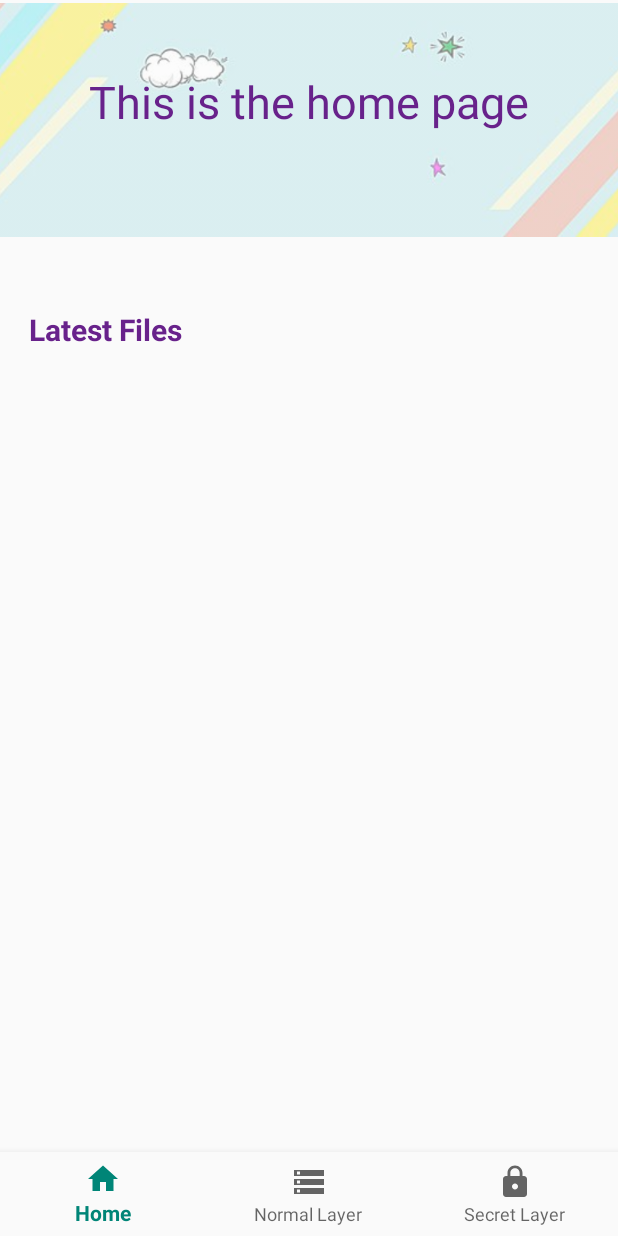
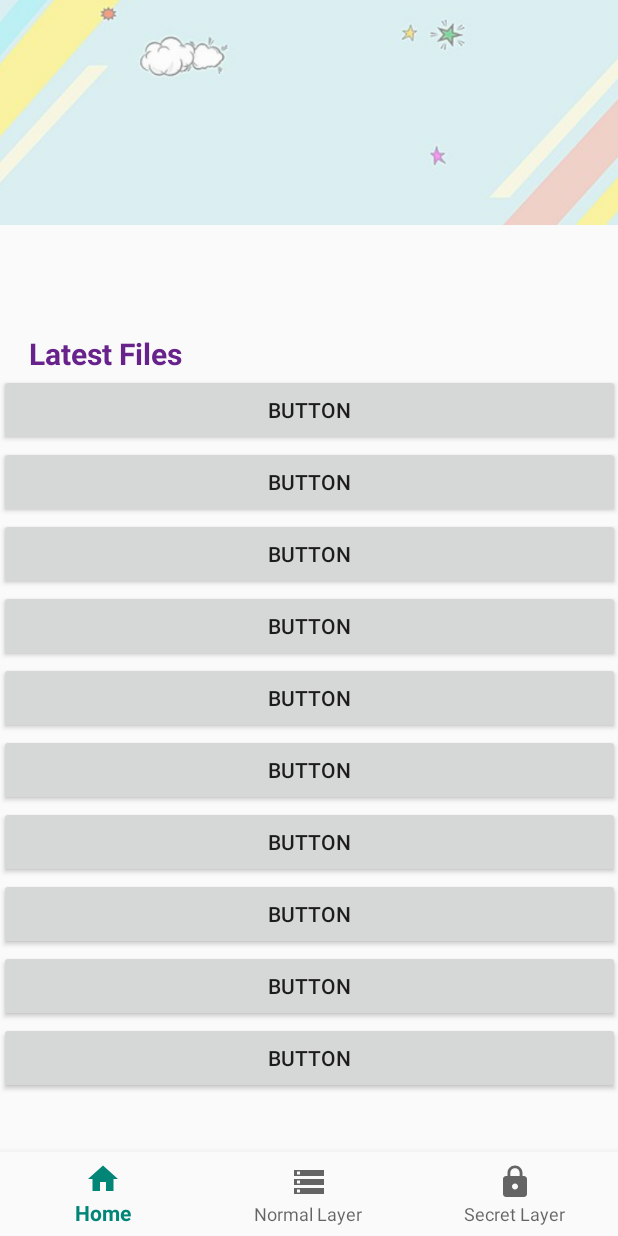
Before and after one commit to Taku-firi/Cabicat, an Android app: the screen it shows after launch (MainActivity), on a phone screen of 412 x 824 dp. Run offline under Robolectric (Android 15) with nearby library versions, the phone set to English and light mode, and no system bars; our stand-ins replace navigation-ui; libraries missing offline, so code that uses them is left out: com.chad.library.

Commit message:
refactor and scroll test
refactor and fix some names, add several button to test scroll

```diff
--- a/app/src/main/java/com/Stardust/cabicat/ui/home/HomeFragment.java
+++ b/app/src/main/java/com/Stardust/cabicat/ui/home/HomeFragment.java
@@ -26,19 +26,25 @@ public class HomeFragment extends Fragment {
                 ViewModelProviders.of(this).get(HomeViewModel.class);
         View root = inflater.inflate(R.layout.fragment_home, container, false);
 
-        final TextView textView = root.findViewById(R.id.text_home);
-        homeViewModel.getText().observe(this, new Observer<String>() {
+//        final TextView textView = root.findViewById(R.id.text_home);
+//        homeViewModel.getText().observe(this, new Observer<String>() {
+//            @Override
+//            public void onChanged(@Nullable String s) {
+//                textView.setText(Html.fromHtml("<font color = '#68228B'>" + s + "</font>"));
+//            }
+//        });
+//
+        ImageView imageViewtop = root.findViewById(R.id.home_top_imageview);
+        imageViewtop.setAlpha(0.5f);
+
+        final TextView textViewlatest = root.findViewById(R.id.home_text_latestfiles);
+        homeViewModel.getTextLatest().observe(this, new Observer<String>() {
             @Override
-            public void onChanged(@Nullable String s) {
-                textView.setText(Html.fromHtml("<font color = '#68228B'>" + s + "</font>"));
+            public void onChanged(String s) {
+                textViewlatest.setText("Latest Files");
             }
         });
 
-        final ImageView image1 = root.findViewById(R.id.imageView4);
-        image1.setAlpha(0.5f);
-
-        final TextView home_text1 = root.findViewById(R.id.home_text1);
-        home_text1.setText(Html.fromHtml("<font color = '#68228B'>" + home_text1.getText().toString() + "</font>"));
         return root;
     }
 }
--- a/app/src/main/java/com/Stardust/cabicat/ui/home/HomeViewModel.java
+++ b/app/src/main/java/com/Stardust/cabicat/ui/home/HomeViewModel.java
@@ -9,13 +9,23 @@ import androidx.lifecycle.ViewModel;
 public class HomeViewModel extends ViewModel {
 
     private MutableLiveData<String> mText;
+    private MutableLiveData<String> mTextLatest;
 
     public HomeViewModel() {
-        mText = new MutableLiveData<>();
-        mText.setValue("This is the home page");
+//        mText = new MutableLiveData<>();
+//        mText.setValue("This is the home page");
+
+
+        mTextLatest = new MutableLiveData<>();
+        mTextLatest.setValue("Latest Files ");
+
     }
 
-    public LiveData<String> getText() {
-        return mText;
+//    public LiveData<String> getText() {
+//        return mText;
+//    }
+    public LiveData<String> getTextLatest() {
+        return mTextLatest;
     }
+
 }
--- a/app/src/main/res/layout/activity_main.xml
+++ b/app/src/main/res/layout/activity_main.xml
@@ -20,7 +20,7 @@
         app:menu="@menu/bottom_nav_menu"/>
     <!--        android:layout_marginStart="0dp"-->
     <!--        android:layout_marginEnd="0dp"-->
-<!--    android:background="@color/colorPrimary"-->
+<!--    android:image_home_top_background="@color/colorPrimary"-->
 <!--    app:layout_constraintBottom_toBottomOf="parent"-->
 <!--    app:layout_constraintLeft_toLeftOf="parent"-->
 <!--    app:layout_constraintRight_toRightOf="parent"-->
--- a/app/src/main/res/layout/fragment_home.xml
+++ b/app/src/main/res/layout/fragment_home.xml
@@ -5,67 +5,65 @@
     android:layout_height="match_parent">
 
     <ImageView
-        android:id="@+id/imageView4"
+        android:id="@+id/home_top_imageview"
         android:layout_width="500dp"
         android:layout_height="300dp"
         android:contentDescription="@string/app_name"
-        app:layout_constraintBottom_toTopOf="@+id/guideline"
+        app:layout_constraintBottom_toTopOf="@+id/home_scrollview"
         app:layout_constraintEnd_toEndOf="parent"
         app:layout_constraintHorizontal_bias="0.505"
         app:layout_constraintStart_toStartOf="parent"
         app:layout_constraintTop_toTopOf="parent"
-        app:layout_constraintVertical_bias="0.408"
-        app:srcCompat="@drawable/background" />
+        app:srcCompat="@drawable/image_home_top_background" />
 
-    <TextView
-        android:id="@+id/text_home"
-        android:layout_width="match_parent"
-        android:layout_height="wrap_content"
-        android:layout_marginTop="80dp"
-        android:textAlignment="center"
-        android:textSize="30sp"
-        app:layout_constraintBottom_toTopOf="@+id/scrollView3"
-        app:layout_constraintEnd_toEndOf="parent"
-        app:layout_constraintStart_toStartOf="parent"
-        app:layout_constraintTop_toTopOf="@+id/imageView4" />
+<!--    <TextView-->
+<!--        android:id="@+id/text_home"-->
+<!--        android:layout_width="match_parent"-->
+<!--        android:layout_height="wrap_content"-->
+<!--        android:layout_marginTop="80dp"-->
+<!--        android:textAlignment="center"-->
+<!--        android:textSize="30sp"-->
+<!--        app:layout_constraintBottom_toTopOf="@+id/scrollView3"-->
+<!--        app:layout_constraintEnd_toEndOf="parent"-->
+<!--        app:layout_constraintStart_toStartOf="parent"-->
+<!--        app:layout_constraintTop_toTopOf="@+id/home_top_imageview" />-->
 
     <androidx.constraintlayout.widget.Guideline
-        android:id="@+id/guideline"
+        android:id="@+id/home_guideline_1"
         android:layout_width="wrap_content"
         android:layout_height="wrap_content"
         android:layout_marginTop="126dp"
         android:layout_marginBottom="28dp"
         android:orientation="horizontal"
-        app:layout_constraintBottom_toTopOf="@+id/scrollView3"
-        app:layout_constraintGuide_begin="126dp"
+        app:layout_constraintBottom_toTopOf="@+id/home_scrollview"
+        app:layout_constraintGuide_percent="0.17236662"
         app:layout_constraintHorizontal_chainStyle="packed"
-        app:layout_constraintStart_toEndOf="@+id/guideline2"
+        app:layout_constraintStart_toEndOf="@+id/home_guideline_2"
         app:layout_constraintStart_toStartOf="parent"
         app:layout_constraintTop_toTopOf="parent" />
 
     <androidx.constraintlayout.widget.Guideline
-        android:id="@+id/guideline2"
+        android:id="@+id/home_guideline_2"
         android:layout_width="wrap_content"
         android:layout_height="wrap_content"
         android:layout_marginBottom="80dp"
         android:orientation="horizontal"
         app:layout_constraintBottom_toBottomOf="parent"
-        app:layout_constraintEnd_toStartOf="@+id/guideline"
-        app:layout_constraintGuide_begin="651dp"
-        app:layout_constraintTop_toBottomOf="@+id/scrollView3" />
+        app:layout_constraintEnd_toStartOf="@+id/home_guideline_1"
+        app:layout_constraintGuide_percent="0.89056087"
+        app:layout_constraintTop_toBottomOf="@+id/home_scrollview" />
 
     <ScrollView
-        android:id="@+id/scrollView3"
+        android:id="@+id/home_scrollview"
         android:layout_width="414dp"
         android:layout_height="0dp"
         android:layout_marginStart="10dp"
         android:layout_marginEnd="10dp"
-        app:layout_constraintBottom_toTopOf="@+id/guideline2"
+        app:layout_constraintBottom_toTopOf="@+id/home_guideline_2"
         app:layout_constraintEnd_toEndOf="parent"
         app:layout_constraintHorizontal_bias="0.521"
         app:layout_constraintStart_toStartOf="parent"
-        app:layout_constraintTop_toBottomOf="@+id/guideline"
-        app:layout_constraintVertical_bias="1.0">
+        app:layout_constraintTop_toTopOf="@id/home_guideline_1">
 
 
         <LinearLayout
@@ -74,15 +72,88 @@
             android:orientation="vertical">
 
             <TextView
-                android:id="@+id/home_text1"
+                android:id="@+id/home_text_latestfiles"
                 android:layout_width="match_parent"
                 android:layout_height="wrap_content"
                 android:layout_marginStart="20dp"
                 android:layout_marginTop="80dp"
                 android:layout_marginEnd="8dp"
-                android:text="@string/home_latest_files"
+                android:text="@string/home_latestfiles"
+                android:textColor="@color/home_text"
                 android:textSize="20sp"
                 android:textStyle="bold" />
+
+            <Button
+                android:id="@+id/button"
+                android:layout_width="match_parent"
+                android:layout_height="wrap_content"
+                android:text="Button" />
+
+            <Button
+                android:id="@+id/button8"
+                android:layout_width="match_parent"
+                android:layout_height="wrap_content"
+                android:text="Button" />
+
+            <Button
+                android:id="@+id/button11"
+                android:layout_width="match_parent"
+                android:layout_height="wrap_content"
+                android:text="Button" />
+
+            <Button
+                android:id="@+id/button12"
+                android:layout_width="match_parent"
+                android:layout_height="wrap_content"
+                android:text="Button" />
+
+            <Button
+                android:id="@+id/button2"
+                android:layout_width="match_parent"
+                android:layout_height="wrap_content"
+                android:text="Button" />
+
+            <Button
+                android:id="@+id/button10"
+                android:layout_width="match_parent"
+                android:layout_height="wrap_content"
+                android:text="Button" />
+
+            <Button
+                android:id="@+id/button9"
+                android:layout_width="match_parent"
+                android:layout_height="wrap_content"
+                android:text="Button" />
+
+            <Button
+                android:id="@+id/button7"
+                android:layout_width="match_parent"
+                android:layout_height="wrap_content"
+                android:text="Button" />
+
+            <Button
+                android:id="@+id/button6"
+                android:layout_width="match_parent"
+                android:layout_height="wrap_content"
+                android:text="Button" />
+
+            <Button
+                android:id="@+id/button3"
+                android:layout_width="match_parent"
+                android:layout_height="wrap_content"
+                android:text="Button" />
+
+            <Button
+                android:id="@+id/button4"
+                android:layout_width="match_parent"
+                android:layout_height="wrap_content"
+                android:text="Button" />
+
+            <Button
+                android:id="@+id/button5"
+                android:layout_width="match_parent"
+                android:layout_height="wrap_content"
+                android:text="Button" />
 
         </LinearLayout>
     </ScrollView>
--- a/app/src/main/res/values/colors.xml
+++ b/app/src/main/res/values/colors.xml
@@ -13,4 +13,7 @@
     <color name="fileitemRightDeleteTextColor">#FFFFFF</color>
     <color name="fileitemLeftTransferBackColor">#4AC364</color>
     <color name="fileitemLeftTransferTextColor">#FFFFFF</color>
+
+    // color used for home fragment
+    <color name="home_text">#68228B</color>
 </resources>
--- a/app/src/main/res/values/strings.xml
+++ b/app/src/main/res/values/strings.xml
@@ -4,6 +4,7 @@
     <string name="title_normallayer">Normal Layer</string>
     <string name="title_secretlayer">Secret Layer</string>
 
+    // string for fileitem adapter
     <string name="fileitem_adapterunit_normallayer_remove">Remove</string>
     <string name="fileitem_adapterunit_normallayer_delete">Delete</string>
     <string name="fileitem_adapterunit_normallayer_transfer">Transfer to secret layer</string>
@@ -11,6 +12,10 @@
     <string name="fileitem_adapterunit_secretlayer_delete">Delete</string>
     <string name="fileitem_adapterunit_secretlayer_transfer">Transfer to normal layer </string>
 
-    <string name="welcome_text">Welcome to Cabicat</string>
-    <string name="home_latest_files">Latest Files</string>
+    // string for welcome page
+    <string name="welcomepage_text">Welcome to Cabicat</string>
+
+
+    // string for home fragment
+    <string name="home_latestfiles">Latest Files</string>
 </resources>
```
Also changed, not shown: app/src/main/res/layout/welcome_page_layout.xml (deleted, +0 -33 lines), app/src/main/res/layout/welcomepage_layout.xml (added, +48 -0 lines), app/src/main/res/drawable-v24/image_home_top_background.jpg (renamed from app/src/main/res/drawable-v24/background.jpg), app/src/main/res/drawable-v24/image_welcomepage.jpg (renamed from app/src/main/res/drawable-v24/image.jpg).
